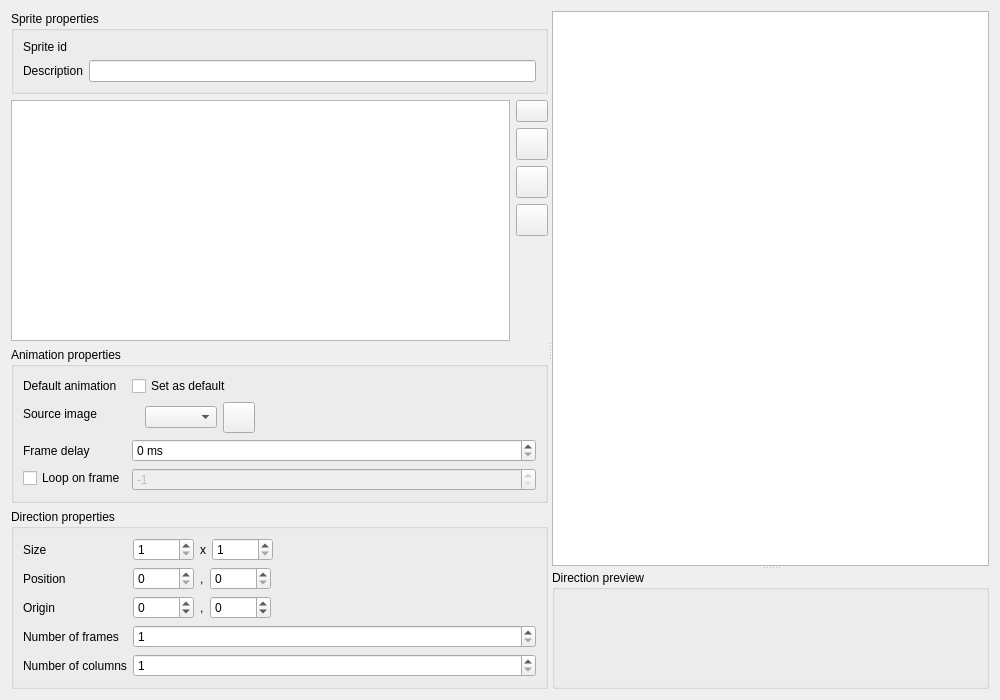
The window that src/gui/sprite_editor.ui (solarus-games/solarus-quest-editor) describes before a commit, drawn with Qt 5.
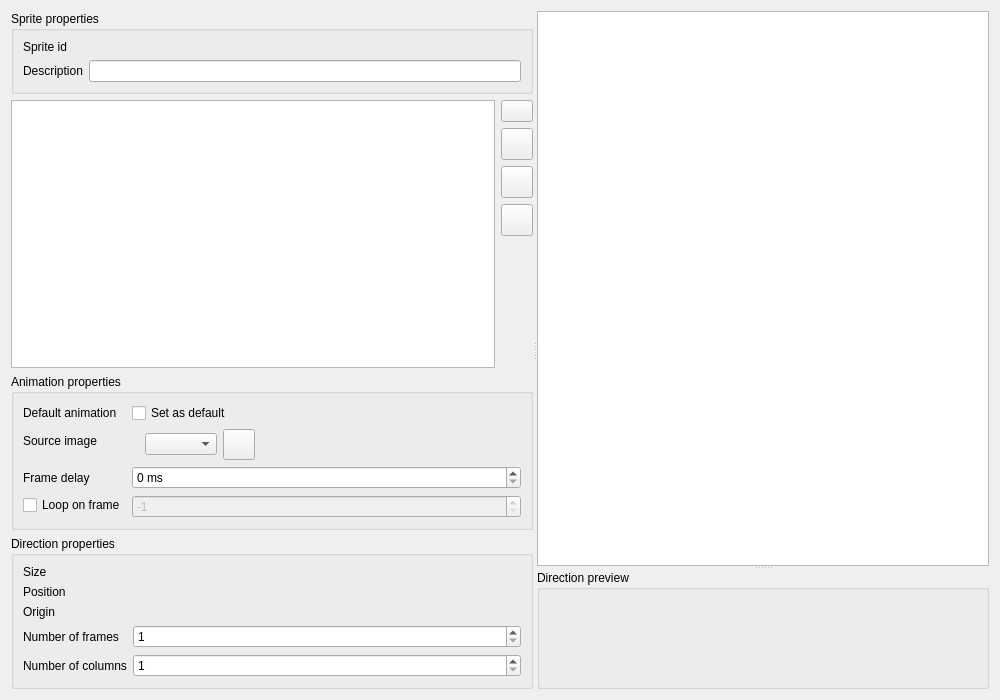
The same window after the commit. Icons and pictures are not drawn. Custom widgets are drawn as their Qt base class.

Commit message: Add a PairSpinBox widget for all position and size fields.

```diff
--- a/src/gui/sprite_editor.ui
+++ b/src/gui/sprite_editor.ui
@@ -424,141 +424,35 @@
           <property name="fieldGrowthPolicy">
            <enum>QFormLayout::AllNonFixedFieldsGrow</enum>
           </property>
-          <item row="1" column="0">
+          <item row="3" column="0">
            <widget class="QLabel" name="position_label">
             <property name="text">
              <string>Position</string>
             </property>
            </widget>
           </item>
-          <item row="1" column="1">
-           <layout class="QHBoxLayout" name="horizontalLayout_2">
-            <item>
-             <widget class="QSpinBox" name="position_x_field">
-              <property name="toolTip">
-               <string>X coordinate of the top-left corner of area containing the frames in the image</string>
-              </property>
-              <property name="maximum">
-               <number>99999</number>
-              </property>
-              <property name="singleStep">
-               <number>8</number>
-              </property>
-             </widget>
-            </item>
-            <item>
-             <widget class="QLabel" name="position_separator_label">
-              <property name="text">
-               <string>,</string>
-              </property>
-             </widget>
-            </item>
-            <item>
-             <widget class="QSpinBox" name="position_y_field">
-              <property name="toolTip">
-               <string>Y coordinate of the top-left corner of area containing the frames in the image</string>
-              </property>
-              <property name="maximum">
-               <number>99999</number>
-              </property>
-              <property name="singleStep">
-               <number>8</number>
-              </property>
-             </widget>
-            </item>
-            <item>
-             <spacer name="horizontalSpacer">
-              <property name="orientation">
-               <enum>Qt::Horizontal</enum>
-              </property>
-              <property name="sizeHint" stdset="0">
-               <size>
-                <width>40</width>
-                <height>20</height>
-               </size>
-              </property>
-             </spacer>
-            </item>
-           </layout>
-          </item>
-          <item row="3" column="0">
+          <item row="5" column="0">
            <widget class="QLabel" name="origin_label">
             <property name="text">
              <string>Origin</string>
             </property>
            </widget>
           </item>
-          <item row="4" column="0">
+          <item row="6" column="0">
            <widget class="QLabel" name="num_frames_label">
             <property name="text">
              <string>Number of frames</string>
             </property>
            </widget>
           </item>
-          <item row="5" column="0">
+          <item row="7" column="0">
            <widget class="QLabel" name="num_columns_label">
             <property name="text">
              <string>Number of columns</string>
             </property>
            </widget>
           </item>
-          <item row="3" column="1">
-           <layout class="QHBoxLayout" name="horizontalLayout_6">
-            <item>
-             <widget class="QSpinBox" name="origin_x_field">
-              <property name="toolTip">
-               <string>X coordinate of the origin point of the sprite</string>
-              </property>
-              <property name="minimum">
-               <number>-9999</number>
-              </property>
-              <property name="maximum">
-               <number>99999</number>
-              </property>
-              <property name="singleStep">
-               <number>4</number>
-              </property>
-             </widget>
-            </item>
-            <item>
-             <widget class="QLabel" name="origin_separator_label">
-              <property name="text">
-               <string>,</string>
-              </property>
-             </widget>
-            </item>
-            <item>
-             <widget class="QSpinBox" name="origin_y_field">
-              <property name="toolTip">
-               <string>Y coordinate of the origin point of the sprite</string>
-              </property>
-              <property name="minimum">
-               <number>-9999</number>
-              </property>
-              <property name="maximum">
-               <number>99999</number>
-              </property>
-              <property name="singleStep">
-               <number>4</number>
-              </property>
-             </widget>
-            </item>
-            <item>
-             <spacer name="horizontalSpacer_3">
-              <property name="orientation">
-               <enum>Qt::Horizontal</enum>
-              </property>
-              <property name="sizeHint" stdset="0">
-               <size>
-                <width>40</width>
-                <height>20</height>
-               </size>
-              </property>
-             </spacer>
-            </item>
-           </layout>
-          </item>
-          <item row="4" column="1">
+          <item row="6" column="1">
            <widget class="QSpinBox" name="num_frames_field">
             <property name="toolTip">
              <string>Number of frames of this direction</string>
@@ -571,7 +465,7 @@
             </property>
            </widget>
           </item>
-          <item row="5" column="1">
+          <item row="7" column="1">
            <widget class="QSpinBox" name="num_columns_field">
             <property name="toolTip">
              <string>Number of columns of the grid containing the frames of this direction in the image</string>
@@ -584,68 +478,21 @@
             </property>
            </widget>
           </item>
-          <item row="0" column="0">
+          <item row="1" column="0">
            <widget class="QLabel" name="size_label">
             <property name="text">
              <string>Size</string>
             </property>
            </widget>
           </item>
-          <item row="0" column="1">
-           <layout class="QHBoxLayout" name="horizontalLayout_5">
-            <item>
-             <widget class="QSpinBox" name="width_field">
-              <property name="toolTip">
-               <string>Width of each frame in the image</string>
-              </property>
-              <property name="minimum">
-               <number>1</number>
-              </property>
-              <property name="maximum">
-               <number>99999</number>
-              </property>
-              <property name="singleStep">
-               <number>8</number>
-              </property>
-             </widget>
-            </item>
-            <item>
-             <widget class="QLabel" name="size_separator_label">
-              <property name="text">
-               <string>x</string>
-              </property>
-             </widget>
-            </item>
-            <item>
-             <widget class="QSpinBox" name="height_field">
-              <property name="toolTip">
-               <string>Height of each frame in the image</string>
-              </property>
-              <property name="minimum">
-               <number>1</number>
-              </property>
-              <property name="maximum">
-               <number>99999</number>
-              </property>
-              <property name="singleStep">
-               <number>8</number>
-              </property>
-             </widget>
-            </item>
-            <item>
-             <spacer name="horizontalSpacer_2">
-              <property name="orientation">
-               <enum>Qt::Horizontal</enum>
-              </property>
-              <property name="sizeHint" stdset="0">
-               <size>
-                <width>40</width>
-                <height>20</height>
-               </size>
-              </property>
-             </spacer>
-            </item>
-           </layout>
+          <item row="1" column="1">
+           <widget class="PairSpinBox" name="size_field" native="true"/>
+          </item>
+          <item row="3" column="1">
+           <widget class="PairSpinBox" name="position_field" native="true"/>
+          </item>
+          <item row="5" column="1">
+           <widget class="PairSpinBox" name="origin_field" native="true"/>
           </item>
          </layout>
         </widget>
@@ -673,16 +520,22 @@
   </layout>
  </widget>
  <customwidgets>
-  <customwidget>
-   <class>SpriteTreeView</class>
-   <extends>QTreeView</extends>
-   <header>gui/sprite_tree_view.h</header>
-  </customwidget>
   <customwidget>
    <class>ResourceSelector</class>
    <extends>QComboBox</extends>
    <header>gui/resource_selector.h</header>
   </customwidget>
+  <customwidget>
+   <class>PairSpinBox</class>
+   <extends>QWidget</extends>
+   <header>gui/pair_spin_box.h</header>
+   <container>1</container>
+  </customwidget>
+  <customwidget>
+   <class>SpriteTreeView</class>
+   <extends>QTreeView</extends>
+   <header>gui/sprite_tree_view.h</header>
+  </customwidget>
   <customwidget>
    <class>SpriteView</class>
    <extends>QGraphicsView</extends>
```
The commit also changes 12 other files.
